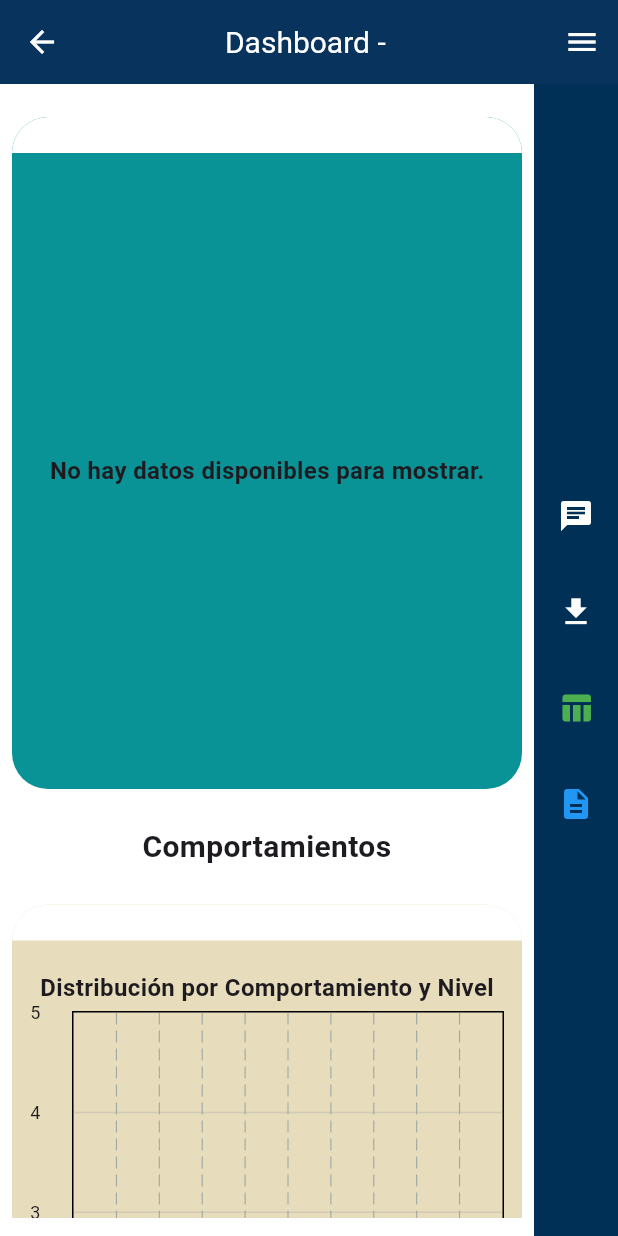
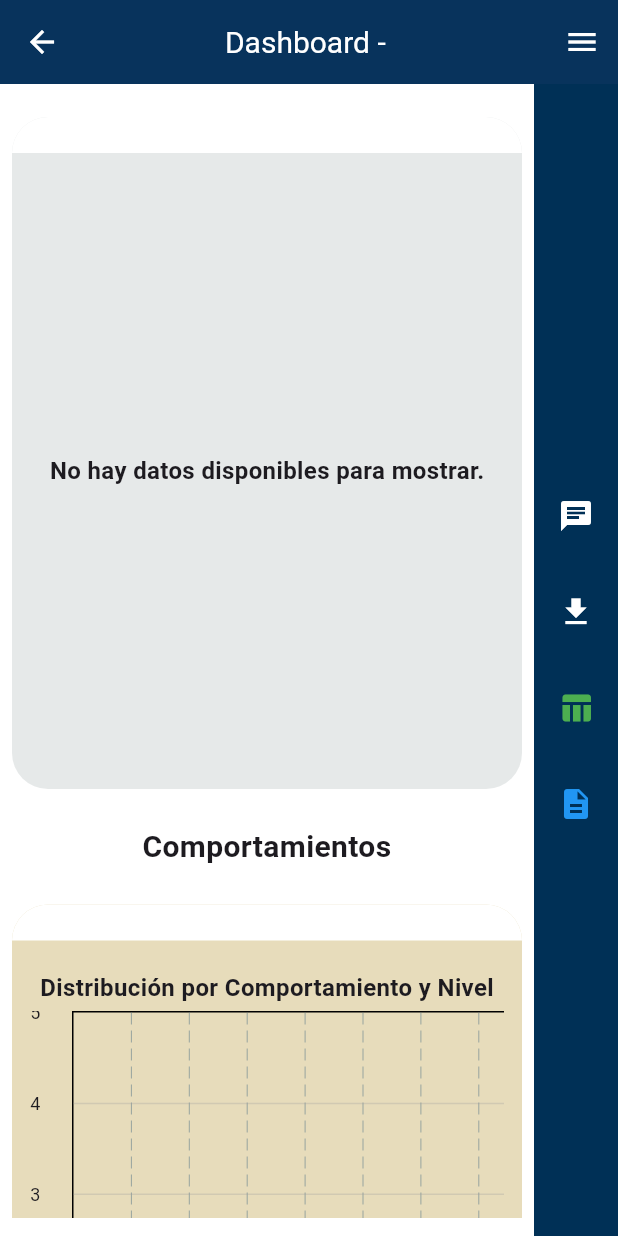
Before and after one commit to RaulCan0/applensys, a Flutter app: the DashboardScreen screen opened directly with empty values, scrolled down 576 dp, on a phone screen of 412 x 824 dp. Run offline on Flutter 3.47's test engine with Material 3 defaults, Android fonts, the light colour scheme and no system bars; drawn by our look-alikes of fl_chart; our stand-ins replace file_picker, fluentui_system_icons, flutter_local_notifications, flutter_riverpod, get_it, google_fonts and 7 more; missing offline and left inert: excel, file_selector; accounts and stored records are empty.

Commit message:
refactor: mejorar la estructura de gráficos y optimizar el manejo de datos en la pantalla del dashboard

```diff
--- a/lib/charts/grouped_bar_chart.dart
+++ b/lib/charts/grouped_bar_chart.dart
@@ -1,6 +1,7 @@
 import 'dart:math';
 import 'package:flutter/material.dart';
 import 'package:fl_chart/fl_chart.dart';
+
 class GroupedBarChart extends StatelessWidget {
   final Map<String, List<double>> data;
   final String title;
@@ -19,7 +20,6 @@ class GroupedBarChart extends StatelessWidget {
 
   @override
   Widget build(BuildContext context) {
-    // 1) Lista completa de comportamientos
     final comportamientosOrdenados = [
       'Soporte',
       'Reconocer',
@@ -54,7 +54,6 @@ class GroupedBarChart extends StatelessWidget {
 
     return Column(
       children: [
-        // Título
         Padding(
           padding: const EdgeInsets.only(top: 8, bottom: 4),
           child: Text(
@@ -65,9 +64,16 @@ class GroupedBarChart extends StatelessWidget {
             ),
           ),
         ),
-
-        // El BarChart ocupa todo el espacio restante
         Expanded(
+          child: LayoutBuilder(
+            builder: (context, constraints) {
+              final chartWidth = max(labels.length * 70.0, constraints.maxWidth);
+             return ScrollConfiguration(
+  behavior: const ScrollBehavior().copyWith(scrollbars: true),
+  child: SingleChildScrollView(
+    scrollDirection: Axis.horizontal,
+    child: SizedBox(
+                  width: chartWidth,
                   child: BarChart(
                     BarChartData(
                       minY: minY,
@@ -97,15 +103,14 @@ class GroupedBarChart extends StatelessWidget {
                               borderRadius: BorderRadius.zero,
                             ),
                           ],
-
                         );
                       }),
-              groupsSpace: 20, // espacio entre cada grupo de 3 barras
+                      groupsSpace: 20,
                       titlesData: FlTitlesData(
                         bottomTitles: AxisTitles(
                           sideTitles: SideTitles(
                             showTitles: true,
-                    reservedSize: 30,
+                            reservedSize: 60,
                             getTitlesWidget: (value, meta) {
                               final index = value.toInt();
                               if (index < 0 || index >= labels.length) {
@@ -113,12 +118,15 @@ class GroupedBarChart extends StatelessWidget {
                               }
                               return SideTitleWidget(
                                 meta: meta,
-                        child: Transform.rotate(
-                          angle: -pi / 4, // rotar 45° para que quepan nombres largos
+                                space: 6,
+                                child: SizedBox(
+                                  width: 70,
                                   child: Text(
                                     labels[index],
                                     style: const TextStyle(fontSize: 10),
                                     textAlign: TextAlign.center,
+                                    overflow: TextOverflow.visible,
+                                    softWrap: true,
                                   ),
                                 ),
                               );
@@ -131,7 +139,6 @@ class GroupedBarChart extends StatelessWidget {
                             interval: 1,
                             reservedSize: 28,
                             getTitlesWidget: (value, meta) {
-                      // Mostramos e.g. 0,1,2,3,4,5
                               if (value % 1 == 0 && value >= minY && value <= maxY) {
                                 return Text(
                                   value.toInt().toString(),
@@ -154,7 +161,7 @@ class GroupedBarChart extends StatelessWidget {
                         horizontalInterval: 1,
                         getDrawingHorizontalLine: (value) {
                           return FlLine(
-                    color: Colors.grey.withAlpha(77), // 0.3 opacity
+                            color: Colors.grey.withAlpha(77),
                             strokeWidth: 1,
                           );
                         },
@@ -162,6 +169,10 @@ class GroupedBarChart extends StatelessWidget {
                     ),
                   ),
                 ),
+              ),  );
+            },
+          ),
+        ),
       ],
     );
   }
--- a/lib/charts/scatter_bubble_chart.dart
+++ b/lib/charts/scatter_bubble_chart.dart
@@ -1,10 +1,10 @@
+import 'dart:math';
 import 'package:flutter/material.dart';
 import 'package:fl_chart/fl_chart.dart';
 
-/// Datos individuales de cada burbuja
 class ScatterData {
-  final double x; // Promedio: 0.0 - 5.0
-  final double y; // Índice del principio: 1 - 10
+  final double x;
+  final double y;
   final double radius;
   final Color color;
 
@@ -20,14 +20,14 @@ class ScatterBubbleChart extends StatelessWidget {
   final List<ScatterData> data;
   final String title;
   final bool isDetail;
-  final double? yAxisLabelFontSize; // Nuevo parámetro
+  final double? yAxisLabelFontSize;
 
   const ScatterBubbleChart({
     super.key,
     required this.data,
     required this.title,
     this.isDetail = false,
-    this.yAxisLabelFontSize, // Inicializar nuevo parámetro
+    this.yAxisLabelFontSize,
   });
 
   static const List<String> principles = [
@@ -47,8 +47,10 @@ class ScatterBubbleChart extends StatelessWidget {
   Widget build(BuildContext context) {
     if (data.isEmpty) {
       return const Center(
-        child: Text('No hay datos disponibles para mostrar.',
-            style: TextStyle(fontSize: 16, fontWeight: FontWeight.bold)),
+        child: Text(
+          'No hay datos disponibles para mostrar.',
+          style: TextStyle(fontSize: 16, fontWeight: FontWeight.bold),
+        ),
       );
     }
 
@@ -60,26 +62,28 @@ class ScatterBubbleChart extends StatelessWidget {
 
     return Column(
       children: [
-        // Título del gráfico
-        if (title.isNotEmpty) ...{
+        if (title.isNotEmpty)
           Padding(
             padding: const EdgeInsets.only(top: 8, bottom: 4),
             child: Text(
               title,
-              style: const TextStyle(
-                fontSize: 16,
-                fontWeight: FontWeight.bold,
+              style: const TextStyle(fontSize: 16, fontWeight: FontWeight.bold),
             ),
           ),
-          ),
-        },
+        Expanded(
+          child: LayoutBuilder(
+            builder: (context, constraints) {
+              final double chartWidth = max(600, constraints.maxWidth);
 
-        // Se usa Expanded para que el gráfico se ajuste al espacio disponible
-        Expanded(
+              return ScrollConfiguration(
+                behavior: const ScrollBehavior().copyWith(scrollbars: true),
+                child: SingleChildScrollView(
+                  scrollDirection: Axis.horizontal,
+                  child: SizedBox(
+                    width: chartWidth,
                     child: ScatterChart(
                       ScatterChartData(
                         scatterSpots: data.map((d) {
-                // Cada punto: x en [0..5], y en [1..10], invertido para que 1 esté arriba
                           final xPos = d.x.clamp(minX, maxX);
                           final yPos = (11 - d.y).clamp(minY, maxY);
                           return ScatterSpot(
@@ -110,21 +114,18 @@ class ScatterBubbleChart extends StatelessWidget {
                          leftTitles: AxisTitles(
   sideTitles: SideTitles(
     showTitles: true,
-                    interval: 1,
-                    reservedSize: 100,
+    reservedSize: 190,
     getTitlesWidget: (value, meta) {
                                 final index = value.toInt();
                                 if (index >= 1 && index <= 10) {
                                   return Padding(
                                     padding: const EdgeInsets.only(right: 4.0),
                                     child: Text(
-                            // Invertimos: value=10 → principles[0], value=1 → principles[9]
                                       principles[10 - index],
                                       style: TextStyle(
-                              fontSize: yAxisLabelFontSize ?? (isDetail ? 10 : 12), // Usar el parámetro o valor por defecto
+                                        fontSize: yAxisLabelFontSize ?? (isDetail ? 10 : 12),
                                       ),
                                       textAlign: TextAlign.right,
-                            overflow: TextOverflow.ellipsis,
                                     ),
                                   );
                                 }
@@ -144,11 +145,19 @@ class ScatterBubbleChart extends StatelessWidget {
                               },
                             ),
                           ),
-                topTitles: AxisTitles(sideTitles: SideTitles(showTitles: false)),
-                rightTitles:
-                    AxisTitles(sideTitles: SideTitles(showTitles: false)),
+                          topTitles: AxisTitles(
+                            sideTitles: SideTitles(showTitles: false),
+                          ),
+                          rightTitles: AxisTitles(
+                            sideTitles: SideTitles(showTitles: false),
                           ),
                         ),
+                      ),
+                    ),
+                  ),
+                ),
+              );
+            },
           ),
         ),
       ],
--- a/lib/screens/dashboard_screen.dart
+++ b/lib/screens/dashboard_screen.dart
@@ -480,7 +480,6 @@ class _DashboardScreenState extends State<DashboardScreen> {
 
       // Drawer izquierdo para chat (80% del ancho)
       drawer: SizedBox(
-        width: screenSize.width * 0.8,
         child: const ChatWidgetDrawer(),
       ),
 
@@ -551,7 +550,7 @@ class _DashboardScreenState extends State<DashboardScreen> {
                     ),
                   ),
                   _buildChartContainer(
-                    color: const Color(0xFF0A9396),
+                    color: const Color.fromARGB(255, 230, 233, 233),
                     title: 'Promedio por Principio',
                     child: ScatterBubbleChart(
                       data: _buildScatterData(),
```
Also changed, not shown: lib/charts/horizontal_bar_systems_chart.dart (+26 -10 lines). Lines whose indentation alone changed are shown as unchanged.
